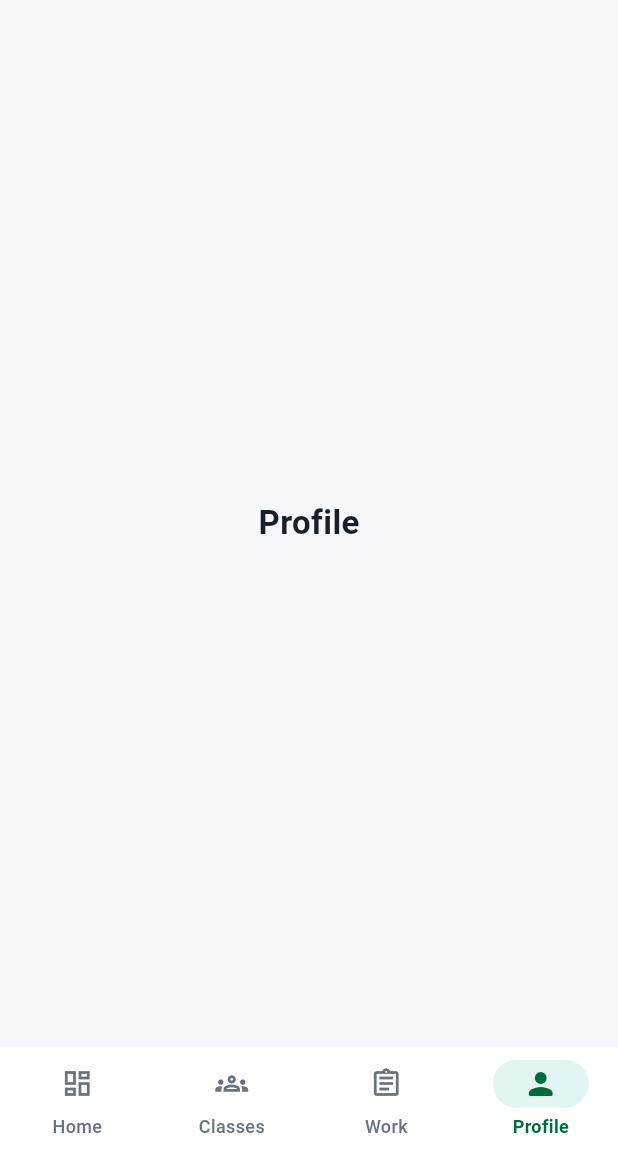
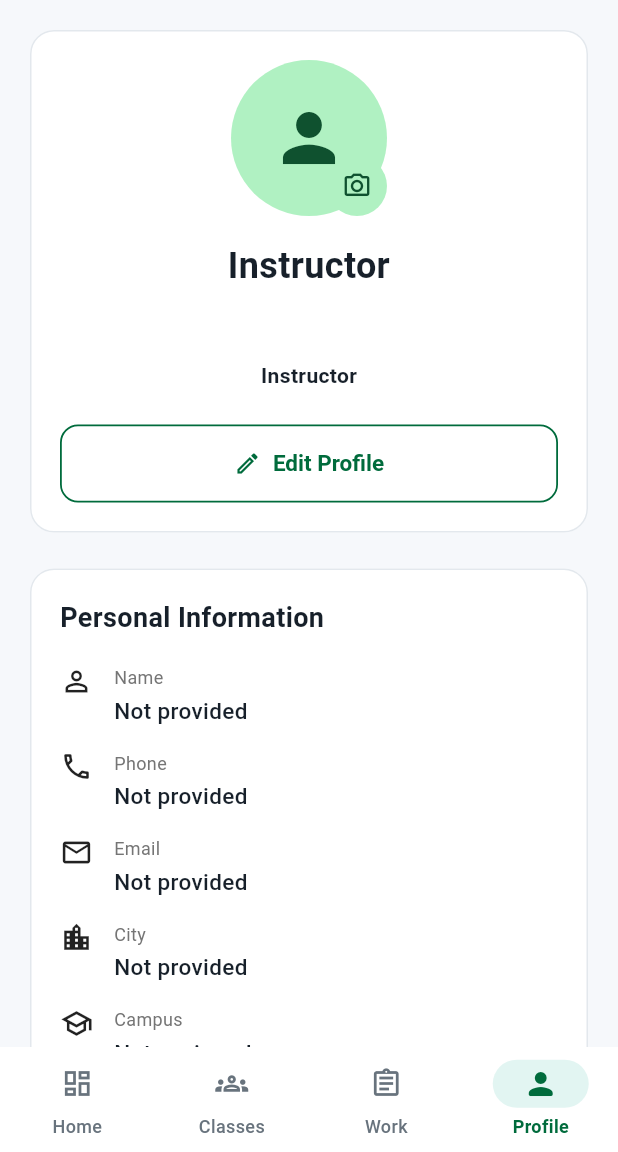
Before and after one commit to AALIYA-stack/bano_qabil_student, a Flutter app: the InstructorHomeScreen screen opened by its route, item 4 of the bottom bar chosen, on a phone screen of 412 x 824 dp, the part 84-1236 px from its top. Run offline on Flutter 3.47's test engine with Material 3 defaults, Android fonts, the phone set to English and light mode, and no system bars; our stand-ins replace cloud_firestore, file_picker, firebase_auth, firebase_core, firebase_storage, image_picker; missing offline and left inert: bano_qabil_student_app; accounts and stored records are empty.

Commit message:
Add instructor profile screen

```diff
--- a/lib/features/instructor/screens/instructor_home_screen.dart
+++ b/lib/features/instructor/screens/instructor_home_screen.dart
@@ -12,6 +12,7 @@ import '../../student/attendence/screen/attendance_screen.dart';
 import 'create_assignment_screen.dart';
 import 'instructor_submissions_screen.dart';
 import 'instructor_attendance_screen.dart';
+import 'instructor_profile_screen.dart';
 
 class InstructorHomeScreen extends StatefulWidget {
   const InstructorHomeScreen({super.key});
@@ -92,7 +93,7 @@ class _InstructorHomeScreenState extends State<InstructorHomeScreen> {
           _buildDashboard(),
           const InstructorAttendanceScreen(),
           _buildPlaceholder('Assignments'),
-          _buildPlaceholder('Profile'),
+          const InstructorProfileScreen(),
         ],
       ),
       bottomNavigationBar: NavigationBar(
--- /dev/null
+++ b/lib/features/instructor/screens/instructor_profile_screen.dart
@@ -0,0 +1,542 @@
+import 'dart:typed_data';
+
+import 'package:flutter/material.dart';
+import 'package:image_picker/image_picker.dart';
+
+import '../../../models/user_model.dart';
+import '../../../services/auth_service.dart';
+import '../../../services/storage_service.dart';
+
+class InstructorProfileScreen extends StatefulWidget {
+  const InstructorProfileScreen({super.key});
+
+  @override
+  State<InstructorProfileScreen> createState() =>
+      _InstructorProfileScreenState();
+}
+
+class _InstructorProfileScreenState
+    extends State<InstructorProfileScreen> {
+  final AuthService _authService = AuthService.instance;
+
+  UserModel? _profile;
+  bool _isLoading = true;
+  // bool _isSaving = false;
+  bool _isUploadingPhoto = false;
+
+  @override
+  void initState() {
+    super.initState();
+    _loadProfile();
+  }
+
+  Future<void> _loadProfile() async {
+    try {
+      final profile = await _authService.getCurrentUserProfile();
+
+      if (!mounted) return;
+
+      setState(() {
+        _profile = profile;
+        _isLoading = false;
+      });
+    } catch (e) {
+      if (!mounted) return;
+
+      setState(() {
+        _isLoading = false;
+      });
+
+      ScaffoldMessenger.of(context).showSnackBar(
+        SnackBar(
+          content: Text('Unable to load profile: $e'),
+        ),
+      );
+    }
+  }
+
+  Future<void> _editProfile() async {
+    final profile = _profile;
+
+    if (profile == null) return;
+
+    final nameController = TextEditingController(text: profile.name);
+    final cityController = TextEditingController(text: profile.city);
+
+    final result = await showModalBottomSheet<bool>(
+      context: context,
+      isScrollControlled: true,
+      builder: (sheetContext) {
+        bool saving = false;
+
+        return StatefulBuilder(
+          builder: (context, setSheetState) {
+            return Padding(
+              padding: EdgeInsets.only(
+                left: 20,
+                right: 20,
+                top: 24,
+                bottom: MediaQuery.of(context).viewInsets.bottom + 24,
+              ),
+              child: Column(
+                mainAxisSize: MainAxisSize.min,
+                crossAxisAlignment: CrossAxisAlignment.start,
+                children: [
+                  const Text(
+                    'Edit Profile',
+                    style: TextStyle(
+                      fontSize: 22,
+                      fontWeight: FontWeight.bold,
+                    ),
+                  ),
+                  const SizedBox(height: 20),
+                  TextField(
+                    controller: nameController,
+                    decoration: const InputDecoration(
+                      labelText: 'Name',
+                      border: OutlineInputBorder(),
+                    ),
+                  ),
+                  const SizedBox(height: 16),
+                  TextField(
+                    controller: cityController,
+                    decoration: const InputDecoration(
+                      labelText: 'City',
+                      border: OutlineInputBorder(),
+                    ),
+                  ),
+                  const SizedBox(height: 20),
+                  SizedBox(
+                    width: double.infinity,
+                    child: ElevatedButton(
+                      onPressed: saving
+                          ? null
+                          : () async {
+                              setSheetState(() {
+                                saving = true;
+                              });
+
+                              try {
+                                await _authService.updateProfile(
+                                  name: nameController.text,
+                                  city: cityController.text,
+                                );
+
+                                final updatedProfile =
+                                    await _authService
+                                        .getCurrentUserProfile();
+
+                                if (!sheetContext.mounted) return;
+
+                                Navigator.of(sheetContext).pop(true);
+
+                                if (mounted) {
+                                  setState(() {
+                                    _profile = updatedProfile;
+                                  });
+                                }
+                              } catch (e) {
+                                setSheetState(() {
+                                  saving = false;
+                                });
+
+                                if (!sheetContext.mounted) return;
+
+                                ScaffoldMessenger.of(sheetContext)
+                                    .showSnackBar(
+                                  SnackBar(
+                                    content: Text(
+                                      'Unable to update profile: $e',
+                                    ),
+                                  ),
+                                );
+                              }
+                            },
+                      child: saving
+                          ? const SizedBox(
+                              height: 20,
+                              width: 20,
+                              child: CircularProgressIndicator(
+                                strokeWidth: 2,
+                              ),
+                            )
+                          : const Text('Save Changes'),
+                    ),
+                  ),
+                ],
+              ),
+            );
+          },
+        );
+      },
+    );
+
+    nameController.dispose();
+    cityController.dispose();
+
+    if (result == true && mounted) {
+      await _loadProfile();
+    }
+  }
+
+  Future<void> _changePhoto() async {
+    final currentUser = _authService.currentUser;
+
+    if (currentUser == null) return;
+
+    try {
+      final picker = ImagePicker();
+
+      final XFile? pickedImage = await picker.pickImage(
+        source: ImageSource.gallery,
+        imageQuality: 80,
+      );
+
+      if (pickedImage == null) return;
+
+      setState(() {
+        _isUploadingPhoto = true;
+      });
+
+      final Uint8List imageBytes = await pickedImage.readAsBytes();
+
+      final photoUrl =
+          await StorageService.instance.uploadProfilePhoto(
+        uid: currentUser.uid,
+        imageBytes: imageBytes,
+      );
+
+      await _authService.updateProfilePhoto(photoUrl);
+
+      final updatedProfile =
+          await _authService.getCurrentUserProfile();
+
+      if (!mounted) return;
+
+      setState(() {
+        _profile = updatedProfile;
+        _isUploadingPhoto = false;
+      });
+
+      ScaffoldMessenger.of(context).showSnackBar(
+        const SnackBar(
+          content: Text('Profile photo updated successfully.'),
+        ),
+      );
+    } catch (e) {
+      if (!mounted) return;
+
+      setState(() {
+        _isUploadingPhoto = false;
+      });
+
+      ScaffoldMessenger.of(context).showSnackBar(
+        SnackBar(
+          content: Text('Unable to update photo: $e'),
+        ),
+      );
+    }
+  }
+
+  Future<void> _logout() async {
+    try {
+      await _authService.logout();
+
+      if (!mounted) return;
+
+      Navigator.of(context).pushNamedAndRemoveUntil(
+        '/login',
+        (route) => false,
+      );
+    } catch (e) {
+      if (!mounted) return;
+
+      ScaffoldMessenger.of(context).showSnackBar(
+        SnackBar(
+          content: Text('Unable to logout: $e'),
+        ),
+      );
+    }
+  }
+
+  @override
+  Widget build(BuildContext context) {
+    if (_isLoading) {
+      return const Center(
+        child: CircularProgressIndicator(),
+      );
+    }
+
+    final profile = _profile;
+
+    if (profile == null) {
+      return Center(
+        child: Column(
+          mainAxisSize: MainAxisSize.min,
+          children: [
+            const Icon(
+              Icons.person_off_outlined,
+              size: 56,
+            ),
+            const SizedBox(height: 12),
+            const Text(
+              'Instructor profile not found.',
+              style: TextStyle(
+                fontSize: 16,
+                fontWeight: FontWeight.w600,
+              ),
+            ),
+            const SizedBox(height: 16),
+            ElevatedButton(
+              onPressed: _loadProfile,
+              child: const Text('Try Again'),
+            ),
+          ],
+        ),
+      );
+    }
+
+    return RefreshIndicator(
+      onRefresh: _loadProfile,
+      child: ListView(
+        padding: const EdgeInsets.all(20),
+        children: [
+          _buildProfileHeader(profile),
+          const SizedBox(height: 24),
+          _buildInformationCard(profile),
+          const SizedBox(height: 16),
+          _buildAccountCard(profile),
+          const SizedBox(height: 24),
+          _buildLogoutButton(),
+          const SizedBox(height: 20),
+        ],
+      ),
+    );
+  }
+
+  Widget _buildProfileHeader(UserModel profile) {
+    return Card(
+      child: Padding(
+        padding: const EdgeInsets.all(20),
+        child: Column(
+          children: [
+            Stack(
+              children: [
+                CircleAvatar(
+                  radius: 52,
+                  backgroundImage: profile.photoUrl != null &&
+                          profile.photoUrl!.isNotEmpty
+                      ? NetworkImage(
+                          '${profile.photoUrl!}&v=${DateTime.now().millisecondsSinceEpoch}',
+                        )
+                      : null,
+                  child: profile.photoUrl == null ||
+                          profile.photoUrl!.isEmpty
+                      ? const Icon(
+                          Icons.person,
+                          size: 52,
+                        )
+                      : null,
+                ),
+                Positioned(
+                  bottom: 0,
+                  right: 0,
+                  child: InkWell(
+                    onTap: _isUploadingPhoto ? null : _changePhoto,
+                    borderRadius: BorderRadius.circular(22),
+                    child: CircleAvatar(
+                      radius: 20,
+                      child: _isUploadingPhoto
+                          ? const SizedBox(
+                              height: 18,
+                              width: 18,
+                              child: CircularProgressIndicator(
+                                strokeWidth: 2,
+                              ),
+                            )
+                          : const Icon(
+                              Icons.camera_alt_outlined,
+                              size: 20,
+                            ),
+                    ),
+                  ),
+                ),
+              ],
+            ),
+            const SizedBox(height: 16),
+            Text(
+              profile.name.isEmpty ? 'Instructor' : profile.name,
+              textAlign: TextAlign.center,
+              style: const TextStyle(
+                fontSize: 24,
+                fontWeight: FontWeight.bold,
+              ),
+            ),
+            const SizedBox(height: 6),
+            Text(
+              profile.email,
+              textAlign: TextAlign.center,
+              style: TextStyle(
+                fontSize: 14,
+                color: Colors.grey.shade600,
+              ),
+            ),
+            const SizedBox(height: 12),
+            Container(
+              padding: const EdgeInsets.symmetric(
+                horizontal: 14,
+                vertical: 7,
+              ),
+              decoration: BoxDecoration(
+                borderRadius: BorderRadius.circular(20),
+              ),
+              child: Text(
+                'Instructor',
+                style: const TextStyle(
+                  fontWeight: FontWeight.w600,
+                ),
+              ),
+            ),
+            const SizedBox(height: 16),
+            OutlinedButton.icon(
+            onPressed: _editProfile,
+              icon: const Icon(Icons.edit_outlined),
+              label: const Text('Edit Profile'),
+            ),
+          ],
+        ),
+      ),
+    );
+  }
+
+  Widget _buildInformationCard(UserModel profile) {
+    return Card(
+      child: Padding(
+        padding: const EdgeInsets.all(20),
+        child: Column(
+          crossAxisAlignment: CrossAxisAlignment.start,
+          children: [
+            const Text(
+              'Personal Information',
+              style: TextStyle(
+                fontSize: 18,
+                fontWeight: FontWeight.bold,
+              ),
+            ),
+            const SizedBox(height: 18),
+            _infoRow(
+              Icons.person_outline,
+              'Name',
+              profile.name,
+            ),
+            _infoRow(
+              Icons.phone_outlined,
+              'Phone',
+              profile.phone,
+            ),
+            _infoRow(
+              Icons.email_outlined,
+              'Email',
+              profile.email,
+            ),
+            _infoRow(
+              Icons.location_city_outlined,
+              'City',
+              profile.city,
+            ),
+            _infoRow(
+              Icons.school_outlined,
+              'Campus',
+              profile.campus.isEmpty
+                  ? 'Not assigned'
+                  : profile.campus,
+            ),
+          ],
+        ),
+      ),
+    );
+  }
+
+  Widget _buildAccountCard(UserModel profile) {
+    return Card(
+      child: Padding(
+        padding: const EdgeInsets.all(20),
+        child: Column(
+          crossAxisAlignment: CrossAxisAlignment.start,
+          children: [
+            const Text(
+              'Account',
+              style: TextStyle(
+                fontSize: 18,
+                fontWeight: FontWeight.bold,
+              ),
+            ),
+            const SizedBox(height: 18),
+            _infoRow(
+              Icons.badge_outlined,
+              'Role',
+              'Instructor',
+            ),
+            _infoRow(
+              profile.isActive
+                  ? Icons.check_circle_outline
+                  : Icons.cancel_outlined,
+              'Status',
+              profile.isActive ? 'Active' : 'Inactive',
+            ),
+          ],
+        ),
+      ),
+    );
+  }
+
+  Widget _infoRow(
+    IconData icon,
+    String title,
+    String value,
+  ) {
+    return Padding(
+      padding: const EdgeInsets.only(bottom: 16),
+      child: Row(
+        crossAxisAlignment: CrossAxisAlignment.start,
+        children: [
+          Icon(icon, size: 22),
+          const SizedBox(width: 14),
+          Expanded(
+            child: Column(
+              crossAxisAlignment: CrossAxisAlignment.start,
+              children: [
+                Text(
+                  title,
+                  style: TextStyle(
+                    fontSize: 12,
+                    color: Colors.grey.shade600,
+                  ),
+                ),
+                const SizedBox(height: 3),
+                Text(
+                  value.isEmpty ? 'Not provided' : value,
+                  style: const TextStyle(
+                    fontSize: 15,
+                    fontWeight: FontWeight.w500,
+                  ),
+                ),
+              ],
+            ),
+          ),
+        ],
+      ),
+    );
+  }
+
+  Widget _buildLogoutButton() {
+    return OutlinedButton.icon(
+      onPressed: _logout,
+      icon: const Icon(Icons.logout),
+      label: const Text('Logout'),
+      style: OutlinedButton.styleFrom(
+        minimumSize: const Size(double.infinity, 50),
+      ),
+    );
+  }
+}
```
